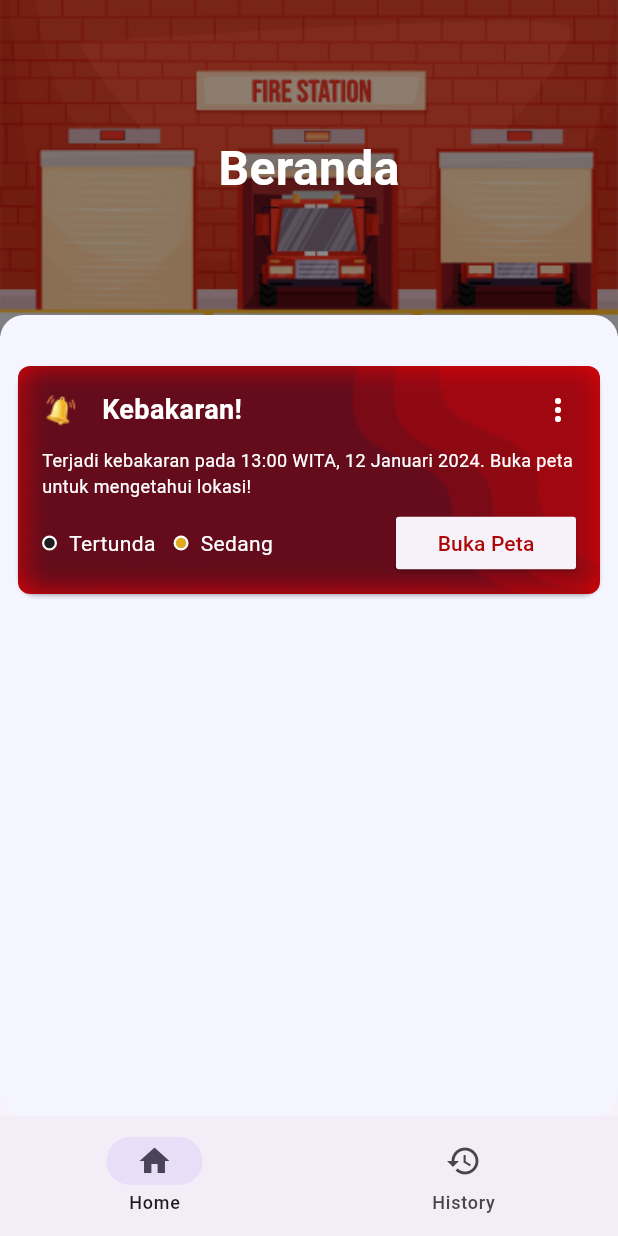
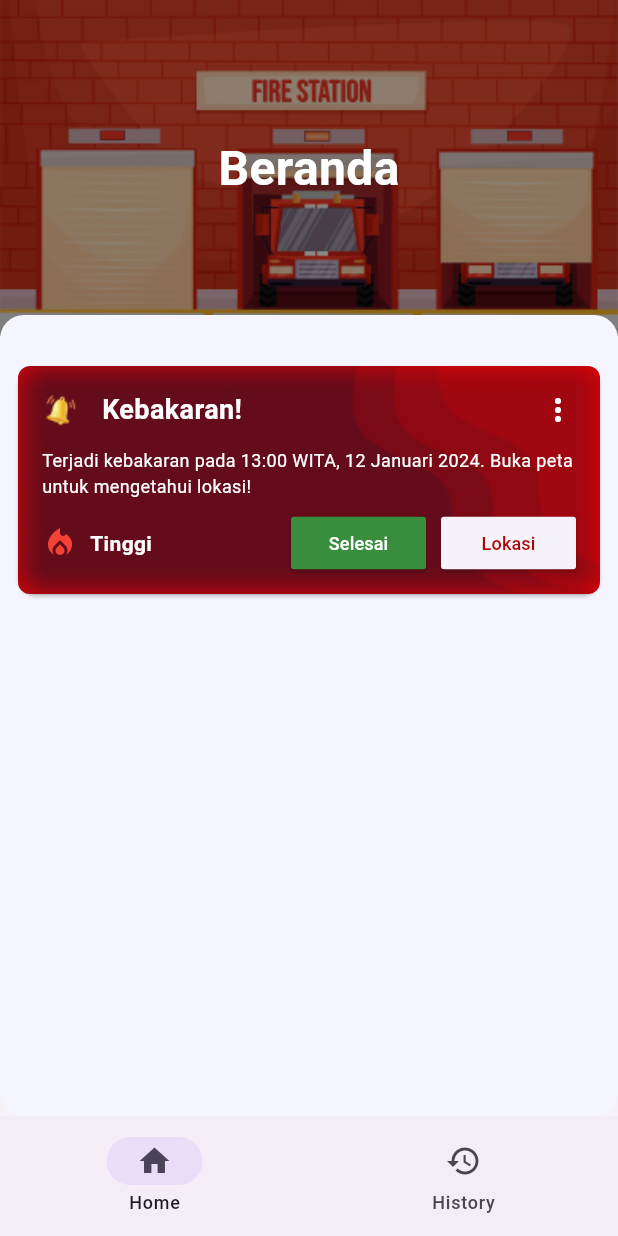
Before and after one commit to metot-technologies/firemate, a Flutter app: the screen it shows after launch, on a phone screen of 412 x 824 dp. Run offline on Flutter 3.47's test engine with Material 3 defaults, Android fonts, the phone set to English and light mode, and no system bars; Roboto replaces fonts that are missing (SF pro Display).

Commit message:
style: adjust some style for user friendly

```diff
--- /dev/null
+++ b/lib/widget/history_card.dart
@@ -0,0 +1,15 @@
+import 'package:flutter/material.dart';
+
+class HistoryCard extends StatefulWidget {
+  const HistoryCard({super.key});
+
+  @override
+  State<HistoryCard> createState() => _HistoryCardState();
+}
+
+class _HistoryCardState extends State<HistoryCard> {
+  @override
+  Widget build(BuildContext context) {
+    return Card();
+  }
+}
--- a/lib/widget/warning_card.dart
+++ b/lib/widget/warning_card.dart
@@ -60,61 +60,64 @@ class _WarningCardState extends State<WarningCard> {
                   children: [
                     Row(
                       children: [
-                        Container(
-                          width: 10.0,
-                          height: 10.0,
-                          decoration: BoxDecoration(
-                              shape: BoxShape.circle,
-                              color: Color.fromRGBO(29, 29, 29, 1),
-                              border:
-                                  Border.all(color: Colors.white, width: 1.5)),
-                        ),
-                        SizedBox(
-                          width: 8.0,
-                        ),
-                        Text("Tertunda", style: TextStyle(color: Colors.white))
-                      ],
-                    ),
-                    SizedBox(
-                      width: 12.0,
-                    ),
-                    Row(
-                      children: [
-                        Container(
-                          width: 10.0,
-                          height: 10.0,
-                          decoration: BoxDecoration(
-                              shape: BoxShape.circle,
-                              color: Color.fromRGBO(223, 170, 33, 1),
-                              border:
-                                  Border.all(color: Colors.white, width: 1.5)),
+                        Icon(
+                          Icons.local_fire_department_sharp,
+                          color: Colors.red,
                         ),
                         SizedBox(
                           width: 8.0,
                         ),
                         Text(
-                          "Sedang",
-                          style: TextStyle(color: Colors.white),
+                          "Tinggi",
+                          style: TextStyle(
+                              color: Colors.white, fontWeight: FontWeight.bold),
                         )
                       ],
                     )
                   ],
                 ),
+                Row(
+                  children: [
                     SizedBox(
-                  width: 120.0,
+                      width: 90.0,
                       height: 35.0,
                       child: ElevatedButton(
                           onPressed: () => {},
                           child: Text(
-                        "Buka Peta",
-                        style: TextStyle(color: Color.fromRGBO(173, 6, 6, 1)),
+                            "Selesai",
+                            style: TextStyle(color: Colors.white, fontSize: 12),
                           ),
                           style: ButtonStyle(
-                          shape:
-                              MaterialStateProperty.all<RoundedRectangleBorder>(
+                              backgroundColor:
+                                  MaterialStateProperty.all(Colors.green[700]),
+                              shape: MaterialStateProperty.all<
+                                      RoundedRectangleBorder>(
                                   RoundedRectangleBorder(
                                 borderRadius: BorderRadius.circular(2),
                               )))),
+                    ),
+                    SizedBox(
+                      width: 10.0,
+                    ),
+                    SizedBox(
+                      width: 90.0,
+                      height: 35.0,
+                      child: ElevatedButton(
+                          onPressed: () => {},
+                          child: Text(
+                            "Lokasi",
+                            style: TextStyle(
+                                color: Color.fromRGBO(173, 6, 6, 1),
+                                fontSize: 12),
+                          ),
+                          style: ButtonStyle(
+                              shape: MaterialStateProperty.all<
+                                      RoundedRectangleBorder>(
+                                  RoundedRectangleBorder(
+                            borderRadius: BorderRadius.circular(2),
+                          )))),
+                    ),
+                  ],
                 )
               ],
             )
```
Lines whose indentation alone changed are shown as unchanged.
